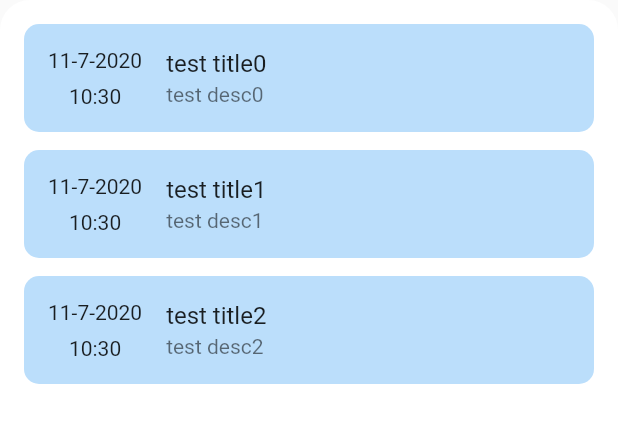
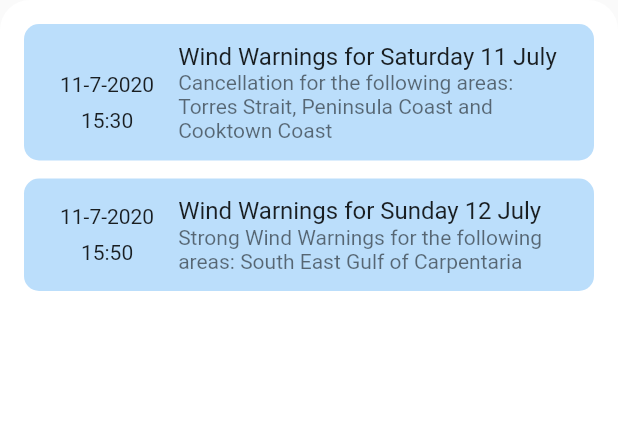
Before and after one commit to oneandonie/google_wit_hack, a Flutter app: the NotificationBottomSheet widget shown alone on an empty page, opened directly with empty values, on a phone screen of 412 x 824 dp. Shown: the top 423 px of the screen. Run offline on Flutter 3.47's test engine with Material 2 defaults, Android fonts, the phone set to English and light mode, and no system bars.

Commit message:
"fixed bottom sheet, configuring notifications to be displayed"

```diff
--- a/alert/lib/notificationBottomsheet.dart
+++ b/alert/lib/notificationBottomsheet.dart
@@ -27,9 +27,18 @@ class _NotificationBottomSheet extends State<NotificationBottomSheet> {
     super.initState();
     notifications = List<AlertNotification>();
     notifications.addAll([
-      AlertNotification("test title0", "test desc0", DateTime.now()),
-      AlertNotification("test title1", "test desc1", DateTime.now()),
-      AlertNotification("test title2", "test desc2", DateTime.now())
+      AlertNotification("Wind Warnings for Saturday 11 July",
+          "Cancellation for the following areas: Torres Strait, "
+              "Peninsula Coast and Cooktown Coast",
+          DateTime(
+            2020, 7, 11, 15, 30
+          )),
+      AlertNotification("Wind Warnings for Sunday 12 July",
+          "Strong Wind Warnings for the following areas: "
+              "South East Gulf of Carpentaria",
+          DateTime(
+            2020, 7, 11, 15, 50
+          )),
     ]);
   }
 
@@ -56,6 +65,7 @@ class _NotificationBottomSheet extends State<NotificationBottomSheet> {
         itemBuilder: (BuildContext context, int index) {
           AlertNotification notif = notifications[index];
           return Container(
+            padding: EdgeInsets.all(8),
             decoration: BoxDecoration(
               color: Colors.blue[100],
               borderRadius: BorderRadius.all(Radius.circular(10.0)),
```
Also changed, not shown: alert/lib/main.dart (indentation only).
